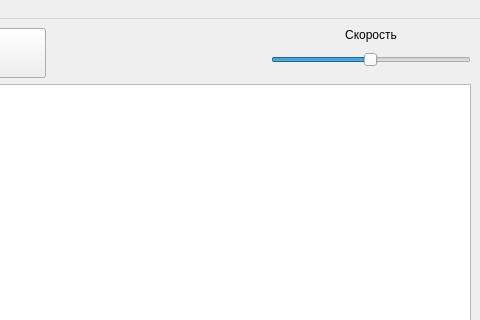
Qt form src/ui/mainwindow.ui (0x20cd/turing) before a commit; both pictures show x 544 to 1024 and y 0 to 320 of the 1024 by 640 pixel window.
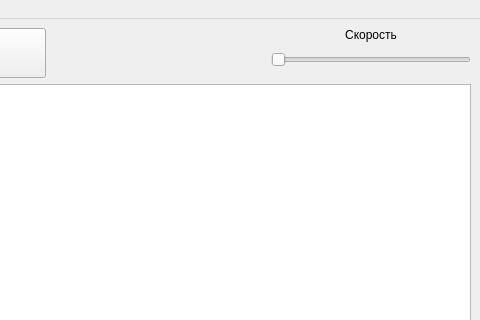
The same form after that commit. Icons and pictures are not drawn.

Commit message: emulator controls

What changed in the file:
```diff
--- a/src/ui/mainwindow.ui
+++ b/src/ui/mainwindow.ui
@@ -215,14 +215,8 @@
             <height>16777215</height>
            </size>
           </property>
-          <property name="minimum">
-           <number>1</number>
-          </property>
           <property name="maximum">
-           <number>200</number>
-          </property>
-          <property name="value">
-           <number>100</number>
+           <number>10000</number>
           </property>
           <property name="orientation">
            <enum>Qt::Horizontal</enum>
```
Left out of the diff: 23 changed lines with no effect on the pictures. The commit also changes 2 other files.
